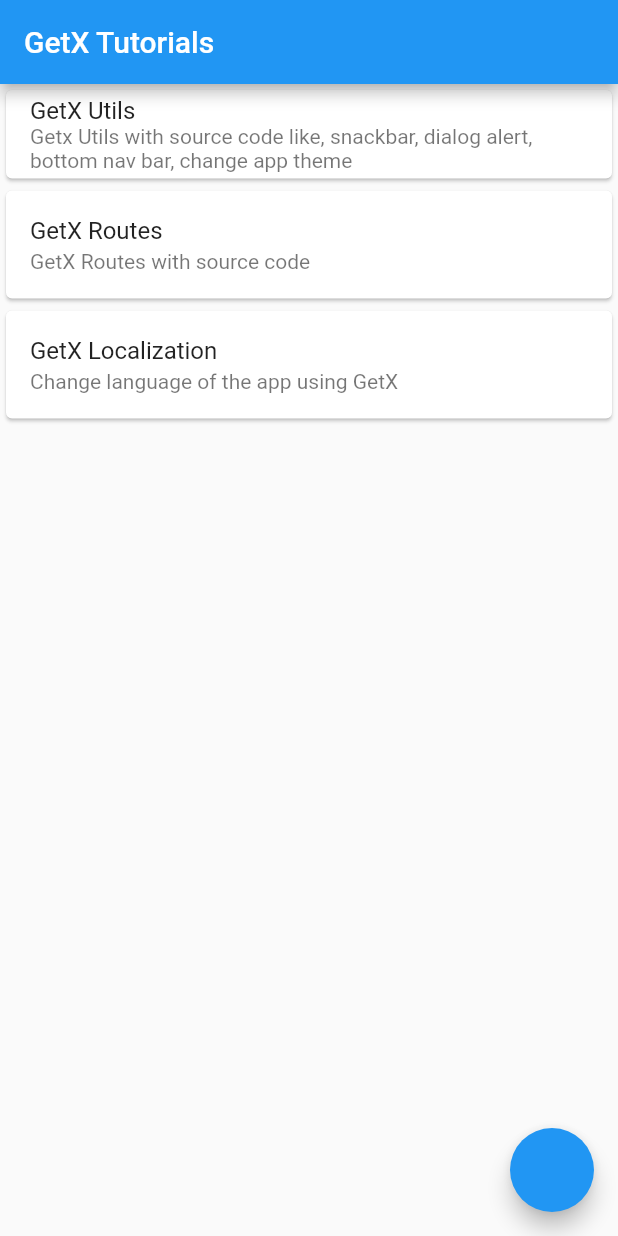
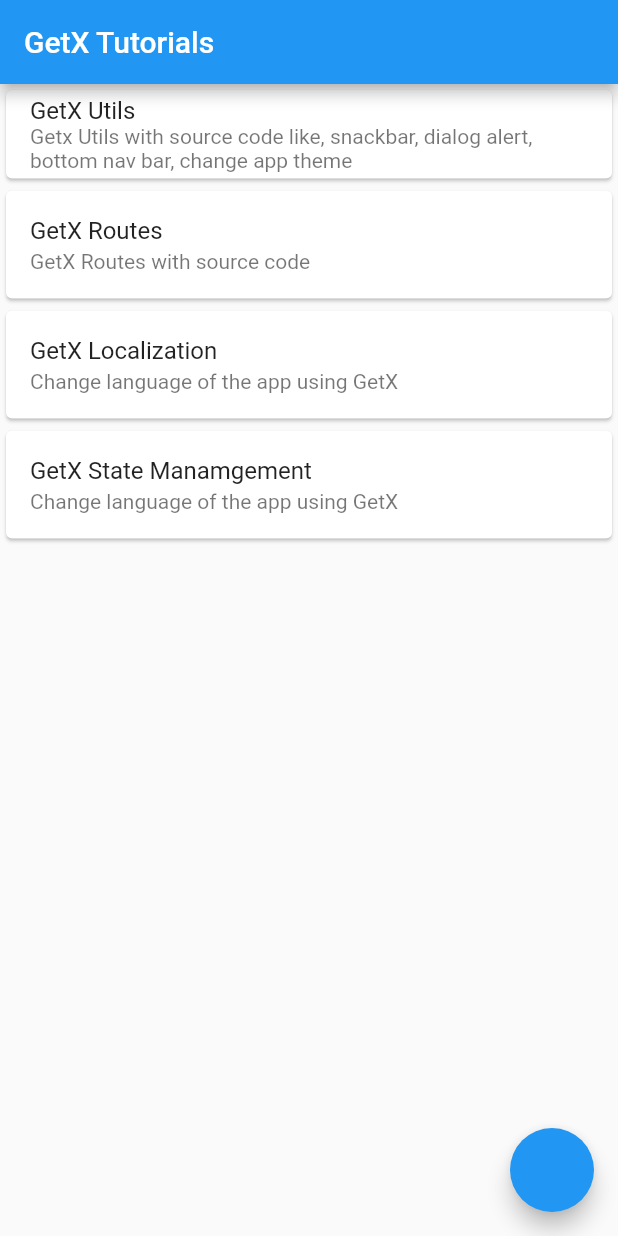
Before and after one commit to axiftaj/Flutter-GetX-Tutorial, a Flutter app: the screen it shows after launch, on a phone screen of 412 x 824 dp. Run offline on Flutter 3.47's test engine with Material 2 defaults, Android fonts, the phone set to English and light mode, and no system bars; our stand-ins replace get.

Commit message:
getx example one added

```diff
--- a/lib/home_screen.dart
+++ b/lib/home_screen.dart
@@ -4,6 +4,7 @@ import 'package:flutter/material.dart';
 import 'package:get/get.dart';
 import 'package:getx/getx_routes/getx_routes_screen.dart';
 import 'package:getx/getx_utils/getx_utils_screen.dart';
+import 'package:getx/state_management_example/exmple_one_screen.dart';
 
 import 'getx_localization/get_localization_screen.dart';
 
@@ -52,8 +53,15 @@ class _HomeScreenState extends State<HomeScreen> {
             ),
           ),
 
-
-
+          Card(
+            child: ListTile(
+              onTap: (){
+                Get.to(const ExampleOneScreen());
+              },
+              title: const Text('GetX State Manamgement'),
+              subtitle: const Text('Change language of the app using GetX'),
+            ),
+          ),
         ],
       ),
       floatingActionButton: FloatingActionButton(onPressed: (){
```
Also changed, not shown: lib/controllers/example_controller.dart (added, +12 -0 lines), lib/state_management_example/exmple_one_screen.dart (added, +39 -0 lines).
